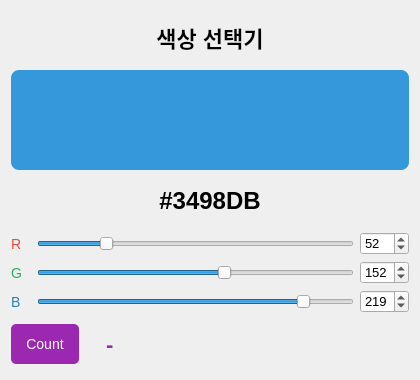
Above: Apps/ColorPicker/color_picker.ui from pacowon/appDrawer before the change. Below: the same form after it.
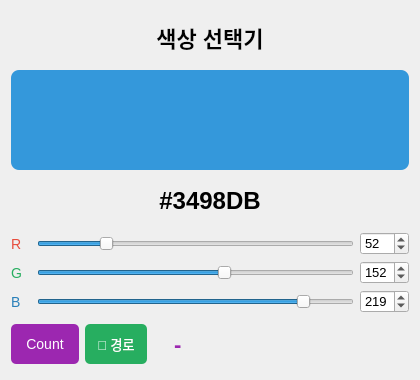
That is the form after the change.

Patch:
```diff
--- a/Apps/ColorPicker/color_picker.ui
+++ b/Apps/ColorPicker/color_picker.ui
@@ -57,6 +57,19 @@
        <property name="text"><string>Count</string></property>
       </widget>
      </item>
+     <item>
+      <widget class="QPushButton" name="btn_show_path">
+       <property name="minimumSize">
+        <size><width>0</width><height>40</height></size>
+       </property>
+       <property name="styleSheet">
+        <string notr="true">font-size: 13px; background-color: #27ae60; color: white; border: none; border-radius: 5px; padding: 5px 12px;</string>
+       </property>
+       <property name="text">
+        <string>📂 경로</string>
+       </property>
+      </widget>
+     </item>
      <item>
       <widget class="QLabel" name="count_label">
        <property name="text"><string>-</string></property>
```
